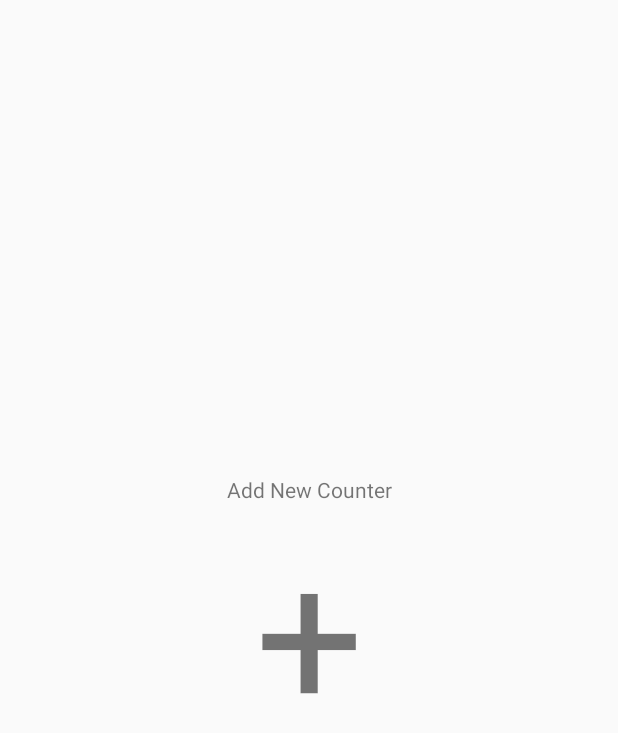
After one commit to nisargjhaveri/Counter, an Android app: the layout fragment_add_counter.xml on its own in the app's theme, with its tools: preview values and no code run, on a phone screen of 412 x 824 dp. The commit adds this screen. Shown: the top 733 px of the screen. Run offline under Robolectric (Android 15) with nearby library versions, the phone set to English and light mode, and no system bars.

Commit message:
Dynamically add more counters

```diff
--- a/app/build.gradle
+++ b/app/build.gradle
@@ -24,4 +24,6 @@ dependencies {
     testCompile 'junit:junit:4.12'
     compile 'com.android.support:appcompat-v7:23.4.0'
     compile 'com.android.support:design:23.4.0'
+    compile 'com.android.support:support-v4:23.4.0'
+    compile 'com.google.android.gms:play-services:9.0.0'
 }
--- a/app/src/main/AndroidManifest.xml
+++ b/app/src/main/AndroidManifest.xml
@@ -12,13 +12,11 @@
             android:name=".MainActivity"
             android:label="@string/app_name"
             android:theme="@style/AppTheme.NoActionBar">
-
             <intent-filter>
                 <action android:name="android.intent.action.MAIN" />
 
                 <category android:name="android.intent.category.LAUNCHER" />
             </intent-filter>
-
         </activity>
     </application>
 
--- /dev/null
+++ b/app/src/main/res/layout/fragment_add_counter.xml
@@ -0,0 +1,27 @@
+<LinearLayout xmlns:android="http://schemas.android.com/apk/res/android"
+    xmlns:tools="http://schemas.android.com/tools"
+    android:layout_width="match_parent"
+    android:layout_height="match_parent"
+    android:paddingBottom="@dimen/activity_vertical_margin"
+    android:paddingLeft="@dimen/activity_horizontal_margin"
+    android:paddingRight="@dimen/activity_horizontal_margin"
+    android:paddingTop="@dimen/activity_vertical_margin"
+    android:orientation="vertical"
+    android:gravity="center">
+
+    <TextView
+        android:id="@+id/section_label"
+        android:layout_width="match_parent"
+        android:layout_height="wrap_content"
+        android:textAlignment="center"
+        android:text="Add New Counter"/>
+
+    <TextView
+        android:id="@+id/section_add"
+        android:layout_width="match_parent"
+        android:layout_height="wrap_content"
+        android:textAlignment="center"
+        android:textSize="@dimen/count_text_size"
+        android:text="+" />
+
+</LinearLayout>
--- a/app/src/main/res/values/strings.xml
+++ b/app/src/main/res/values/strings.xml
@@ -2,5 +2,4 @@
     <string name="app_name">Counter</string>
     <string name="title_activity_main">MainActivity</string>
     <string name="action_settings">Settings</string>
-    <string name="section_format">Hello World from section: %1$d</string>
 </resources>
```
Also changed, not shown: app/src/main/java/in/nisargjhaveri/counter/MainActivity.java (+67 -20 lines).
